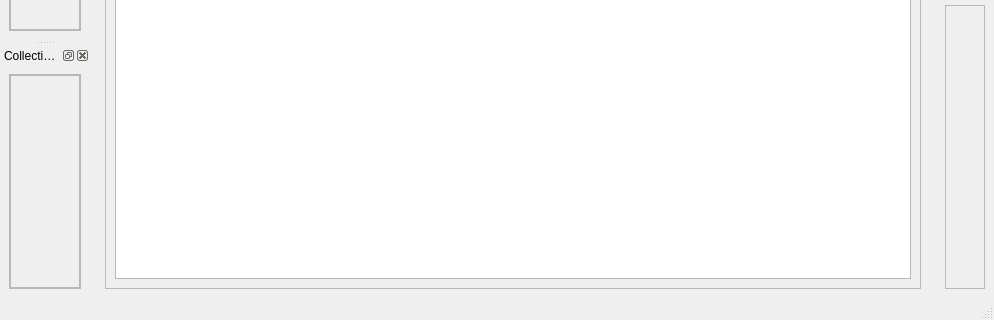
Qt form main.ui (compix/MetadataManager) before a commit; both pictures show x 0 to 994 and y 369 to 689 of the 994 by 689 pixel window.
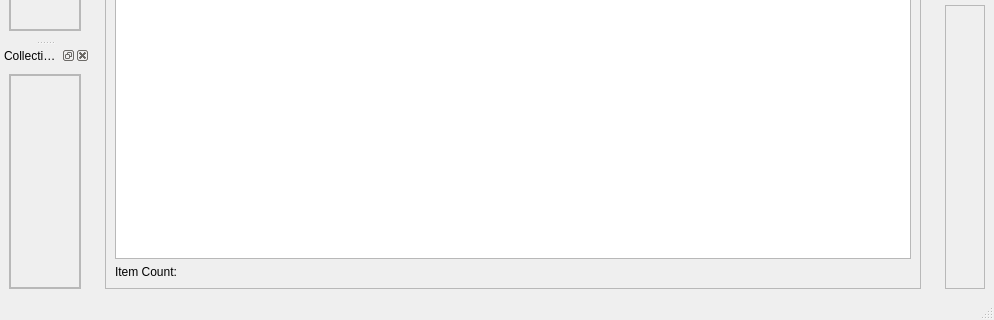
The same form after that commit.

Patch:
```diff
--- a/main.ui
+++ b/main.ui
@@ -140,6 +140,13 @@
          </property>
         </widget>
        </item>
+       <item>
+        <widget class="QLabel" name="itemCountLabel">
+         <property name="text">
+          <string>Item Count:</string>
+         </property>
+        </widget>
+       </item>
       </layout>
      </widget>
     </item>
```
